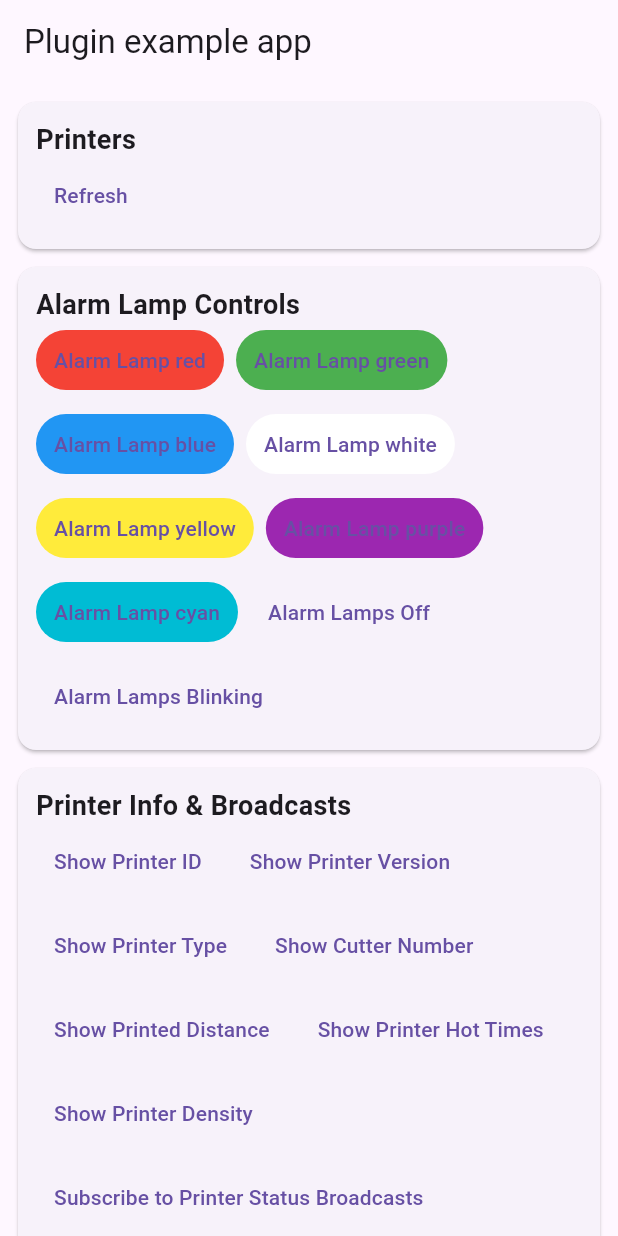
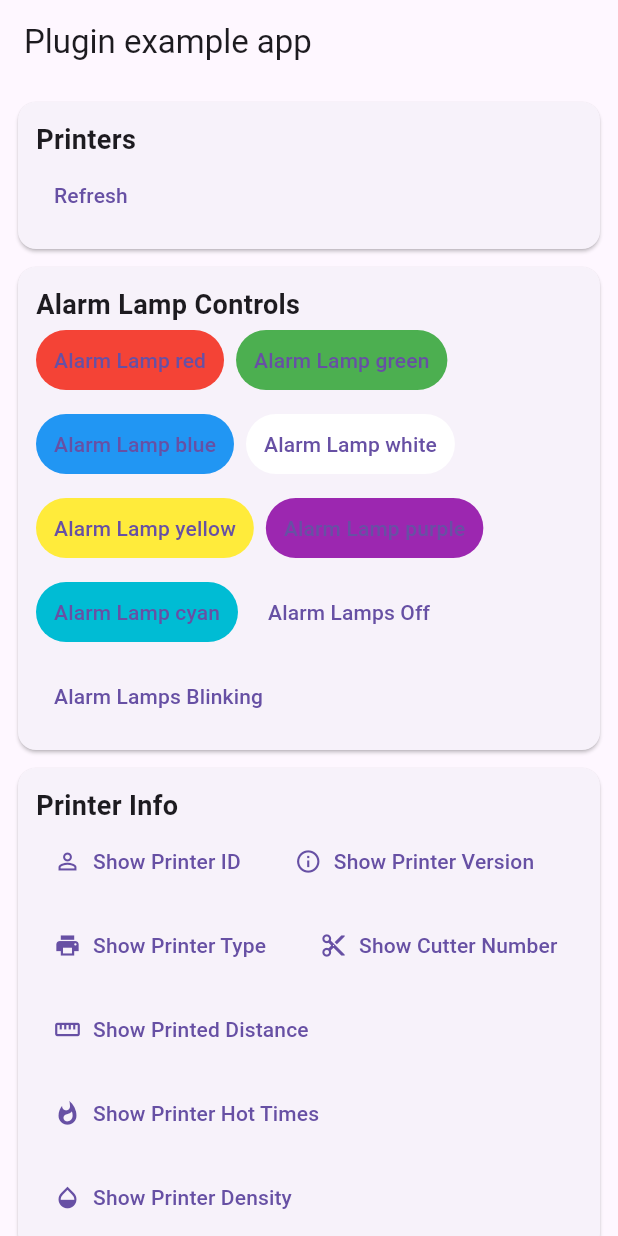
Before and after one commit to Dein-Ticket-Shop/sunmi_printerx, a Flutter app: the screen it shows after launch, on a phone screen of 412 x 824 dp. Run offline on Flutter 3.47's test engine with Material 3 defaults, Android fonts, the phone set to English and light mode, and no system bars; our stand-ins replace plugin_platform_interface; missing offline and left inert: flutter_broadcasts, flutter_esc_pos_utils.

Commit message:
feat(example): improve ui

```diff
--- a/example/lib/main.dart
+++ b/example/lib/main.dart
@@ -81,9 +81,9 @@ class _MyAppState extends State<MyApp> {
                               style: TextStyle(
                                   fontSize: 18, fontWeight: FontWeight.bold)),
                           ...printers.map((printer) => ListTile(
-                                title: Text(
-                                    "Printer: ${printer.name} (Cash drawer: ${cashDrawerOpen[printer.id] == true ? 'open' : 'closed'})"),
-                                subtitle: Text(printer.status.toString()),
+                                title: Text("\"${printer.name}\""),
+                                subtitle: Text(
+                                    "Status: ${printer.status.toString()}\nCash drawer: ${cashDrawerOpen[printer.id] == true ? 'open' : 'closed'}"),
                                 trailing: Wrap(
                                   spacing: 8,
                                   children: [
@@ -333,7 +333,7 @@ class _MyAppState extends State<MyApp> {
                       ),
                     ),
                   ),
-                  // Info & Broadcasts
+                  // Info Card
                   Card(
                     margin: const EdgeInsets.only(bottom: 12),
                     child: Padding(
@@ -341,14 +341,16 @@ class _MyAppState extends State<MyApp> {
                       child: Column(
                         crossAxisAlignment: CrossAxisAlignment.start,
                         children: [
-                          const Text('Printer Info & Broadcasts',
+                          const Text('Printer Info',
                               style: TextStyle(
                                   fontSize: 18, fontWeight: FontWeight.bold)),
                           Wrap(
                             spacing: 8,
                             runSpacing: 8,
                             children: [
-                              TextButton(
+                              TextButton.icon(
+                                icon: const Icon(Icons.perm_identity),
+                                label: const Text('Show Printer ID'),
                                 onPressed: () async {
                                   if (printers.isEmpty) return;
                                   final printer = printers.first;
@@ -356,8 +358,10 @@ class _MyAppState extends State<MyApp> {
                                       .getPrinterId(printer.id);
                                   _showSnackBar('Printer ID: $id');
                                 },
-                                  child: const Text('Show Printer ID')),
-                              TextButton(
+                              ),
+                              TextButton.icon(
+                                icon: const Icon(Icons.info_outline),
+                                label: const Text('Show Printer Version'),
                                 onPressed: () async {
                                   if (printers.isEmpty) return;
                                   final printer = printers.first;
@@ -365,8 +369,10 @@ class _MyAppState extends State<MyApp> {
                                       .getPrinterVersion(printer.id);
                                   _showSnackBar('Printer Version: $version');
                                 },
-                                  child: const Text('Show Printer Version')),
-                              TextButton(
+                              ),
+                              TextButton.icon(
+                                icon: const Icon(Icons.print),
+                                label: const Text('Show Printer Type'),
                                 onPressed: () async {
                                   if (printers.isEmpty) return;
                                   final printer = printers.first;
@@ -374,8 +380,10 @@ class _MyAppState extends State<MyApp> {
                                       .getPrinterType(printer.id);
                                   _showSnackBar('Printer Type: $type');
                                 },
-                                  child: const Text('Show Printer Type')),
-                              TextButton(
+                              ),
+                              TextButton.icon(
+                                icon: const Icon(Icons.content_cut),
+                                label: const Text('Show Cutter Number'),
                                 onPressed: () async {
                                   if (printers.isEmpty) return;
                                   final printer = printers.first;
@@ -383,18 +391,21 @@ class _MyAppState extends State<MyApp> {
                                       .getCutterNumber(printer.id);
                                   _showSnackBar('Cutter Number: $cutter');
                                 },
-                                  child: const Text('Show Cutter Number')),
-                              TextButton(
+                              ),
+                              TextButton.icon(
+                                icon: const Icon(Icons.straighten),
+                                label: const Text('Show Printed Distance'),
                                 onPressed: () async {
                                   if (printers.isEmpty) return;
                                   final printer = printers.first;
                                   final distance = await _sunmiPrinterXPlugin
                                       .getPrintedDistance(printer.id);
-                                    _showSnackBar(
-                                        'Printed Distance: $distance');
+                                  _showSnackBar('Printed Distance: $distance');
                                 },
-                                  child: const Text('Show Printed Distance')),
-                              TextButton(
+                              ),
+                              TextButton.icon(
+                                icon: const Icon(Icons.whatshot),
+                                label: const Text('Show Printer Hot Times'),
                                 onPressed: () async {
                                   if (printers.isEmpty) return;
                                   final printer = printers.first;
@@ -402,8 +413,10 @@ class _MyAppState extends State<MyApp> {
                                       .getPrinterHotTimes(printer.id);
                                   _showSnackBar('Printer Hot Times: $hot');
                                 },
-                                  child: const Text('Show Printer Hot Times')),
-                              TextButton(
+                              ),
+                              TextButton.icon(
+                                icon: const Icon(Icons.opacity),
+                                label: const Text('Show Printer Density'),
                                 onPressed: () async {
                                   if (printers.isEmpty) return;
                                   final printer = printers.first;
@@ -411,10 +424,48 @@ class _MyAppState extends State<MyApp> {
                                       .getPrinterDensity(printer.id);
                                   _showSnackBar('Printer Density: $density');
                                 },
-                                  child: const Text('Show Printer Density')),
-                              TextButton(
-                                  onPressed: () async {
-                                    // Subscribe to printer status broadcasts
+                              ),
+                            ],
+                          ),
+                        ],
+                      ),
+                    ),
+                  ),
+                  // Broadcasts Card
+                  Card(
+                    margin: const EdgeInsets.only(bottom: 12),
+                    child: Padding(
+                      padding: const EdgeInsets.all(12),
+                      child: Column(
+                        crossAxisAlignment: CrossAxisAlignment.start,
+                        children: [
+                          Row(
+                            children: [
+                              const Text('Broadcasts',
+                                  style: TextStyle(
+                                      fontSize: 18,
+                                      fontWeight: FontWeight.bold)),
+                              const SizedBox(width: 12),
+                              _broadcastSubscription != null
+                                  ? const Chip(
+                                      label: Text('Subscribed'),
+                                      backgroundColor: Colors.green)
+                                  : const Chip(
+                                      label: Text('Not Subscribed'),
+                                      backgroundColor: Colors.red),
+                            ],
+                          ),
+                          const SizedBox(height: 8),
+                          Wrap(
+                            spacing: 8,
+                            runSpacing: 8,
+                            children: [
+                              TextButton.icon(
+                                icon: const Icon(Icons.notifications_active),
+                                label: const Text(
+                                    'Subscribe to Printer Status Broadcasts'),
+                                onPressed: _broadcastSubscription == null
+                                    ? () async {
                                         _broadcastSubscription?.cancel();
                                         _broadcastSubscription =
                                             _sunmiPrinterXPlugin
@@ -426,21 +477,26 @@ class _MyAppState extends State<MyApp> {
                                           });
                                           _showSnackBar(_lastBroadcastEvent);
                                         });
-                                  },
-                                  child: const Text(
-                                      'Subscribe to Printer Status Broadcasts')),
-                              TextButton(
-                                  onPressed: () async {
-                                    // Cancel broadcast subscription
+                                        setState(() {});
+                                      }
+                                    : null,
+                              ),
+                              TextButton.icon(
+                                icon: const Icon(Icons.notifications_off),
+                                label:
+                                    const Text('Cancel Broadcast Subscription'),
+                                onPressed: _broadcastSubscription != null
+                                    ? () async {
                                         await _broadcastSubscription?.cancel();
                                         setState(() {
                                           _lastBroadcastEvent =
                                               'Subscription cancelled.';
+                                          _broadcastSubscription = null;
                                         });
                                         _showSnackBar(_lastBroadcastEvent);
-                                  },
-                                  child: const Text(
-                                      'Cancel Broadcast Subscription')),
+                                      }
+                                    : null,
+                              ),
                             ],
                           ),
                         ],
```
Lines whose indentation alone changed are shown as unchanged.
